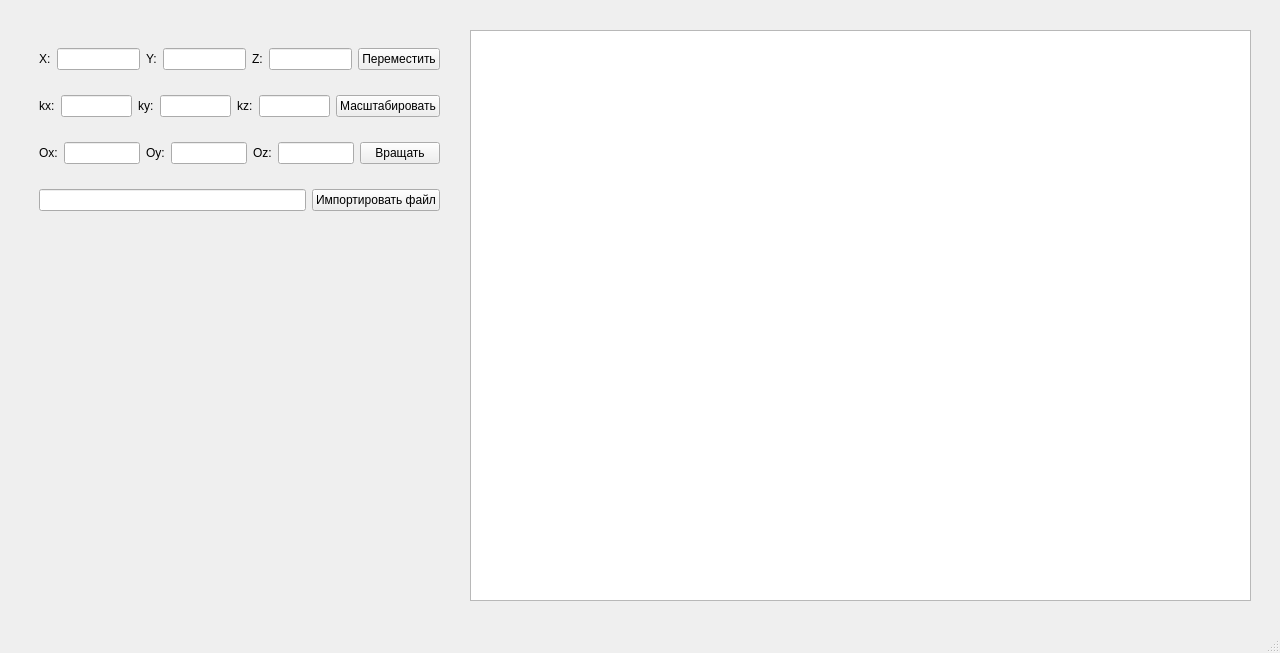
Old version of the form lab_01/mainwindow.ui in the repository SINdeletE/OOP.
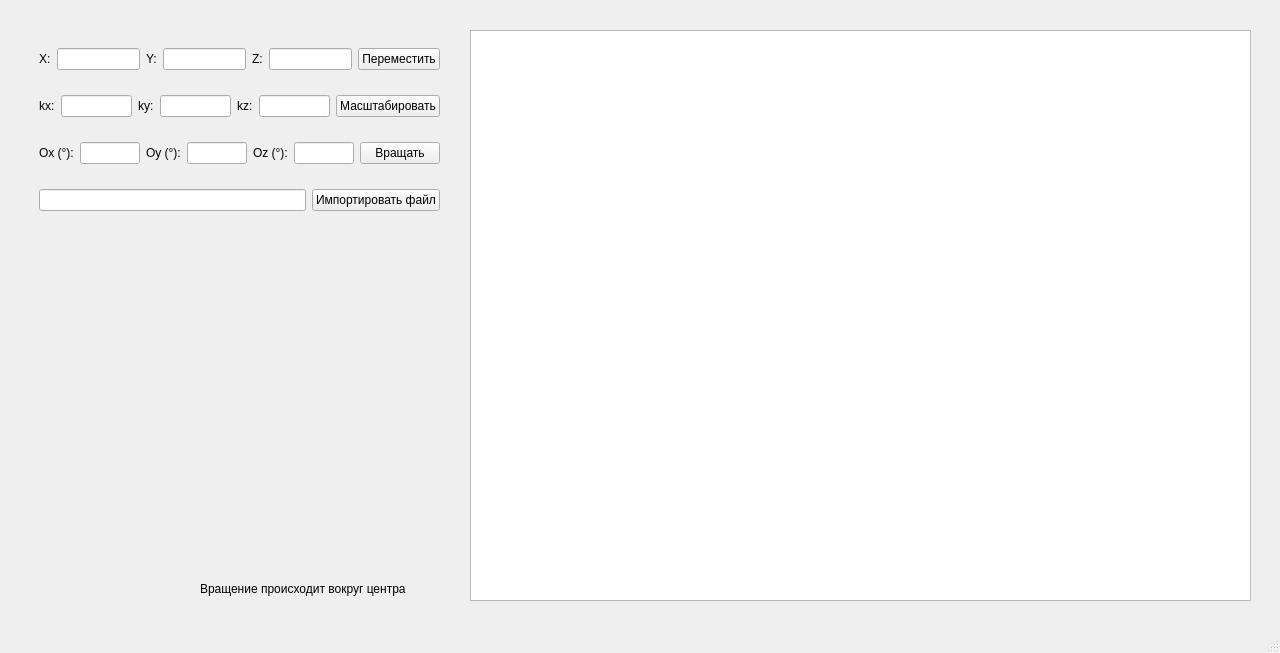
New version of the form.

```diff
--- a/lab_01/mainwindow.ui
+++ b/lab_01/mainwindow.ui
@@ -117,7 +117,7 @@
        <item>
         <widget class="QLabel" name="label_10">
          <property name="text">
-          <string>Ox:</string>
+          <string>Ox (°):</string>
          </property>
         </widget>
        </item>
@@ -127,7 +127,7 @@
        <item>
         <widget class="QLabel" name="label_11">
          <property name="text">
-          <string>Oy:</string>
+          <string>Oy (°):</string>
          </property>
         </widget>
        </item>
@@ -137,7 +137,7 @@
        <item>
         <widget class="QLabel" name="label_12">
          <property name="text">
-          <string>Oz:</string>
+          <string>Oz (°):</string>
          </property>
         </widget>
        </item>
@@ -179,6 +179,19 @@
      </rect>
     </property>
    </widget>
+   <widget class="QLabel" name="label_4">
+    <property name="geometry">
+     <rect>
+      <x>200</x>
+      <y>580</y>
+      <width>261</width>
+      <height>18</height>
+     </rect>
+    </property>
+    <property name="text">
+     <string>Вращение происходит вокруг центра</string>
+    </property>
+   </widget>
   </widget>
   <widget class="QMenuBar" name="menubar">
    <property name="geometry">
```
